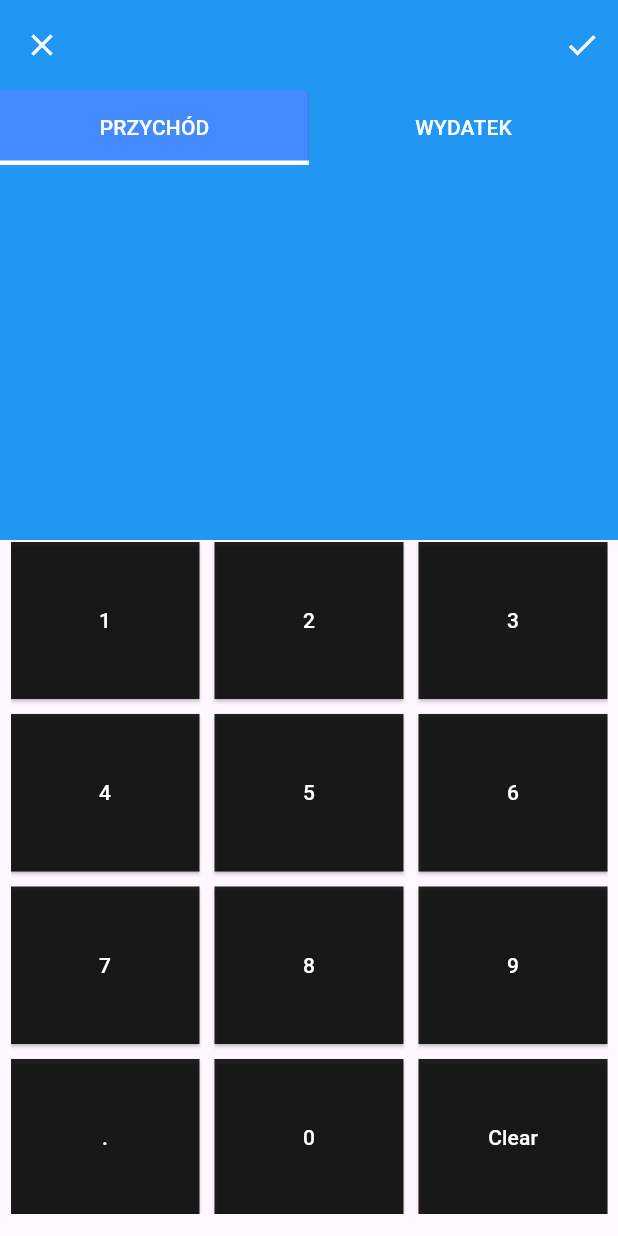
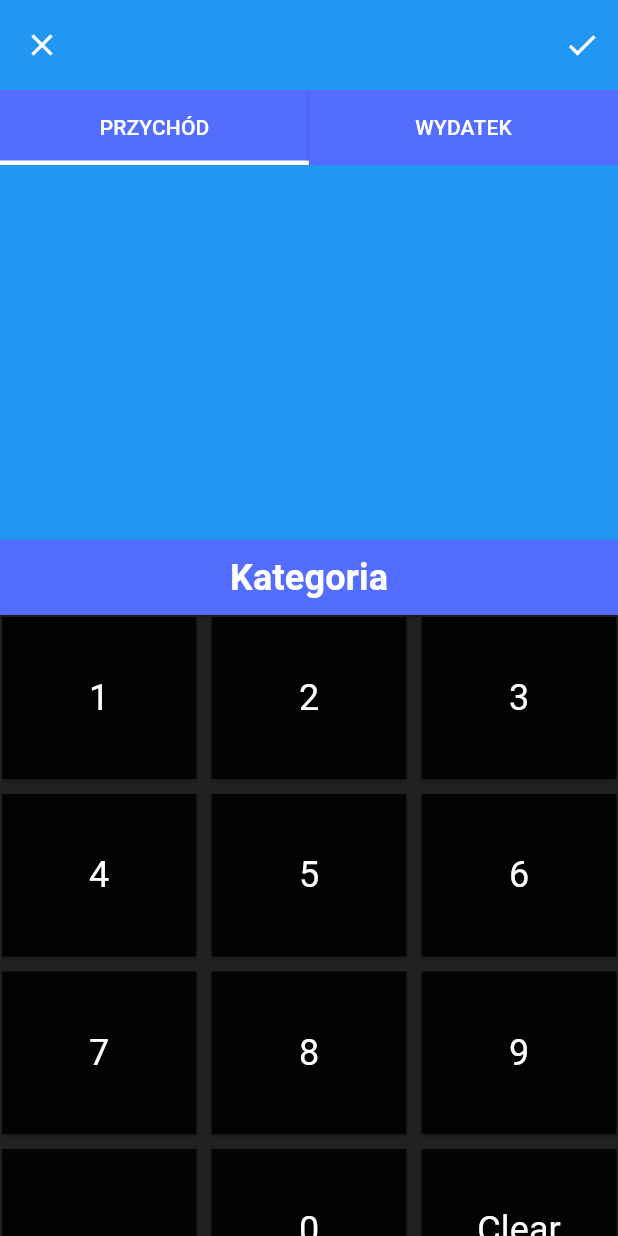
Before and after one commit to ZPatryk/MyWallet, a Flutter app: the Data screen opened directly, on a phone screen of 412 x 824 dp. Run offline on Flutter 3.47's test engine with Material 3 defaults, Android fonts, the phone set to English and light mode, and no system bars.

```diff
--- a/lib/screens/data.dart
+++ b/lib/screens/data.dart
@@ -1,5 +1,7 @@
 import 'package:flutter/material.dart';
 import 'package:provider/provider.dart';
+import 'package:wallet/screens/account.dart';
+import 'package:wallet/screens/category.dart';
 import '../provider/balance_model.dart';
 import 'my_home_page.dart';
 import '../utils/text_styles.dart';
@@ -69,7 +71,7 @@ class _DataState extends State<Data> {
                 _confirmTransaction(context);
                 Navigator.pushReplacement(
                   context,
-                  MaterialPageRoute(builder: (context) => MyHomePage()),
+                  MaterialPageRoute(builder: (context) => MyAccount()),
                 );
               }),
         ],
@@ -86,7 +88,7 @@ class _DataState extends State<Data> {
                       ElevatedButton(
                         style: ElevatedButton.styleFrom(
                           minimumSize: Size(double.infinity, 50),
-                          backgroundColor: Colors.blueAccent,
+                          backgroundColor: Colors.indigoAccent,
                           shape: const RoundedRectangleBorder(
                             borderRadius: BorderRadius.zero,
                           ),
@@ -123,7 +125,7 @@ class _DataState extends State<Data> {
                       ElevatedButton(
                         style: ElevatedButton.styleFrom(
                           minimumSize: Size(double.infinity, 50),
-                          backgroundColor: Colors.blue,
+                          backgroundColor: Colors.indigoAccent,
                           shape: const RoundedRectangleBorder(
                             borderRadius: BorderRadius.zero,
                           ),
@@ -161,9 +163,34 @@ class _DataState extends State<Data> {
               child: Center(
                   child: Text('$_inputValue', style: TextStyles.darkheader))),
           Container(
-            width: 400, // Szerokość kontenera
+            height: 50,
+            width: double.infinity,
+            color: Colors.blueAccent,
+            child: ElevatedButton(
+              style: ElevatedButton.styleFrom(
+                shape: RoundedRectangleBorder(borderRadius: BorderRadius.zero),
+                backgroundColor: Colors.indigoAccent,
+              ),
+              onPressed: () {
+                Navigator.push(
+                  context,
+                  MaterialPageRoute(
+                    builder: (context) => Category(),
+                  ),
+                );
+              },
+              child: Text(
+                'Kategoria',
+                style: TextStyles.header,
+              ),
+            ),
+          ),
+
+          Container(
+            width: double.infinity, // Szerokość kontenera
             height: 450, // Wysokość kontenera
             padding: EdgeInsets.all(1), // Odstępy wewnętrzne
+            color: Colors.black87,
             child: GridView.builder(
               shrinkWrap: true, // Grid zajmuje tylko tyle miejsca, ile potrzebuje
               gridDelegate: SliverGridDelegateWithFixedCrossAxisCount(
@@ -196,7 +223,7 @@ class _DataState extends State<Data> {
                   },
                   child: Text(
                     index == 9 ? '.' : (index == 10 ? '0' : (index == 11 ? 'Clear' : (index + 1).toString())),
-                    style: TextStyle(color: Colors.white), // Kolor tekstu
+                    style: TextStyles.normalheader, // Kolor tekstu
                   ),
                 );
               },
--- a/lib/utils/text_styles.dart
+++ b/lib/utils/text_styles.dart
@@ -10,6 +10,12 @@ class TextStyles {
 
   static const TextStyle darkheader = TextStyle(
     fontSize: 120,
+    fontWeight: FontWeight.normal,
+    color: Colors.white,
+  );
+
+  static const TextStyle normalheader = TextStyle(
+    fontSize: 24,
     fontWeight: FontWeight.normal,
     color: Colors.white,
   );
```
Also changed, not shown: lib/screens/category.dart (added, +166 -0 lines).
